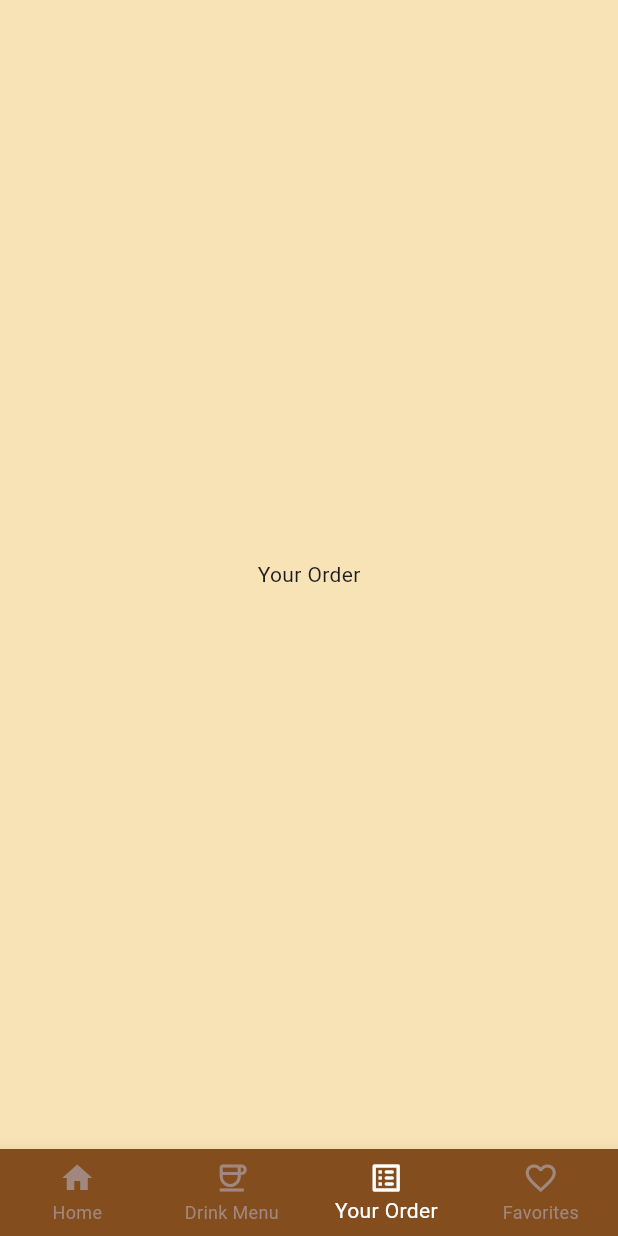
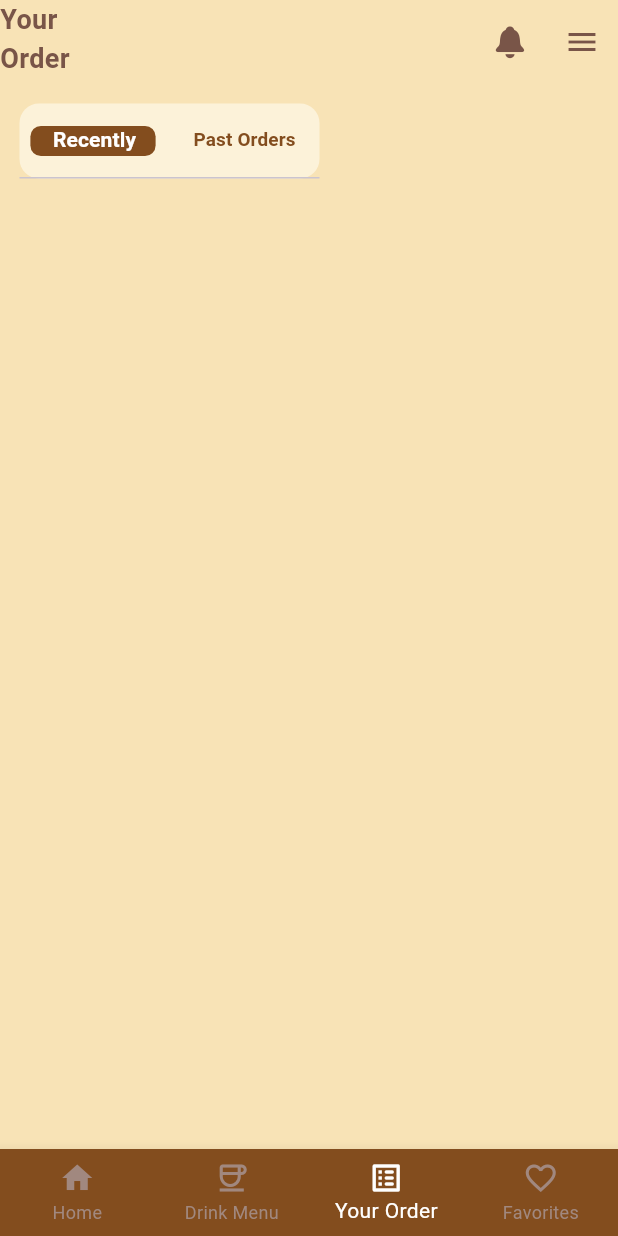
Before and after one commit to HKElim/chocobuy, a Flutter app: the HomeScreen screen opened directly, item 3 of the bottom bar chosen, on a phone screen of 412 x 824 dp. Run offline on Flutter 3.47's test engine with Material 3 defaults, Android fonts, the phone set to English and light mode, and no system bars.

Commit message:
Order pages added

```diff
--- a/lib/screens/home_screen.dart
+++ b/lib/screens/home_screen.dart
@@ -1,3 +1,4 @@
+import 'package:chocobuy/screens/your_order.dart';
 import 'package:flutter/cupertino.dart';
 import 'package:flutter/material.dart';
 import 'package:chocobuy/screens/drink_menu.dart';
@@ -13,7 +14,7 @@ class _HomeScreenState extends State<HomeScreen> {
   final List<Widget> _pages = [
     HomeContent(),
     DrinkMenu(),
-    Center(child: Text("Your Order")),
+    YourOrder(),
     Center(child: Text("Favorites")),
   ];
 
--- /dev/null
+++ b/lib/screens/your_order.dart
@@ -0,0 +1,71 @@
+import 'package:flutter/cupertino.dart';
+import 'package:flutter/material.dart';
+
+
+class YourOrder extends StatefulWidget {
+  const YourOrder({Key? key}) : super(key: key);
+
+  @override
+  _YourOrderState createState() => _YourOrderState();
+}
+
+class _YourOrderState extends State<YourOrder> {
+  @override
+  Widget build(BuildContext context) {
+    return Scaffold(
+      backgroundColor: Color(0xFFF8E3B6),
+     appBar: AppBar(
+      backgroundColor: Color(0xFFF8E3B6),
+      leading: Text("Your Order", style: TextStyle(color: Colors.brown, fontSize: 18, fontWeight: FontWeight.bold),),
+      actions: [
+        IconButton(
+          icon: Icon(CupertinoIcons.bell_solid, color: Colors.brown),
+          onPressed: () {
+            // Action for shopping cart
+          },
+        ),
+         IconButton(
+          icon: Icon(Icons.menu, color: Colors.brown),
+          onPressed: () {
+            // Action for shopping cart
+          },
+        ),
+      ],
+     ),
+     body: Padding(
+      padding: EdgeInsets.all(13),
+      child: Column(
+        children: [
+          DefaultTabController(length: 2, child: Column(
+            children: [
+              Container(
+                padding: EdgeInsets.only(top: 0, bottom: 0) ,
+                margin: EdgeInsets.only(right: 7),
+                height: 50,
+                width: 200,
+                decoration: BoxDecoration(
+                  color: Color(0xffFCF2D9),
+                  borderRadius: BorderRadius.circular(13),
+                ),
+                child: TabBar(
+                  labelColor: Colors.white,
+                  unselectedLabelColor: Color(0xFF834D1E),
+                  indicatorColor: Colors.brown,
+                  indicatorPadding: EdgeInsets.only(top: 15, left: -15, right: -13, bottom: 15),
+                  indicator: BoxDecoration(
+                    color: Color(0xFF834D1E),
+                    borderRadius: BorderRadius.circular(7),
+                  ),
+                  tabs: [
+                    Tab(child: FittedBox(child: Text("Recently", style: TextStyle(fontWeight: FontWeight.bold),),),),
+                    Tab(child: FittedBox(child: Text("Past Orders", style: TextStyle(fontWeight: FontWeight.bold),),),),
+                  ],
+                ),
+              ),
+            ],
+          ),),
+        ],
+     ),)
+     );
+  }
+}
--- a/pubspec.yaml
+++ b/pubspec.yaml
@@ -44,7 +44,7 @@ dev_dependencies:
   # activated in the `analysis_options.yaml` file located at the root of your
   # package. See that file for information about deactivating specific lint
   # rules and activating additional ones.
-  flutter_lints: ^5.0.0
+  # flutter_lints: ^5.0.0
 
 # For information on the generic Dart part of this file, see the
 # following page: https://dart.dev/tools/pub/pubspec
```
Also changed, not shown: pubspec.lock.
